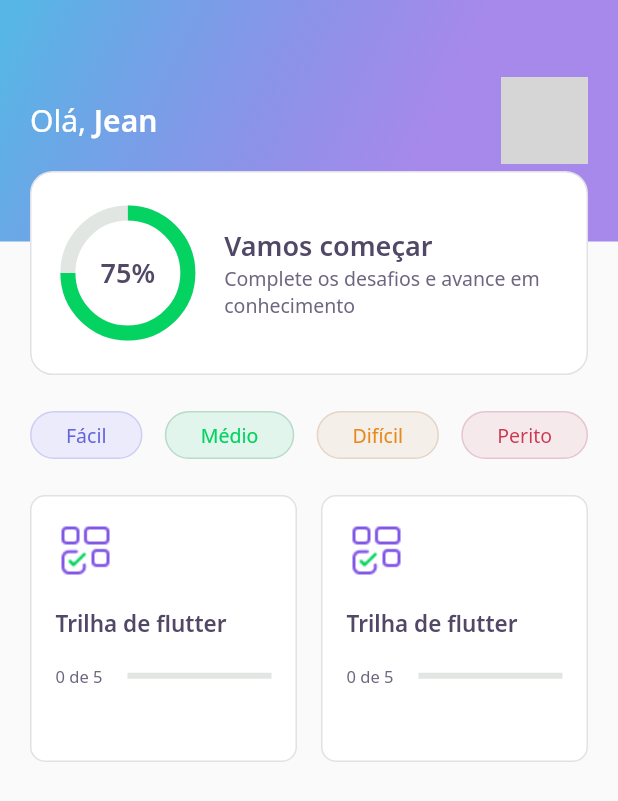
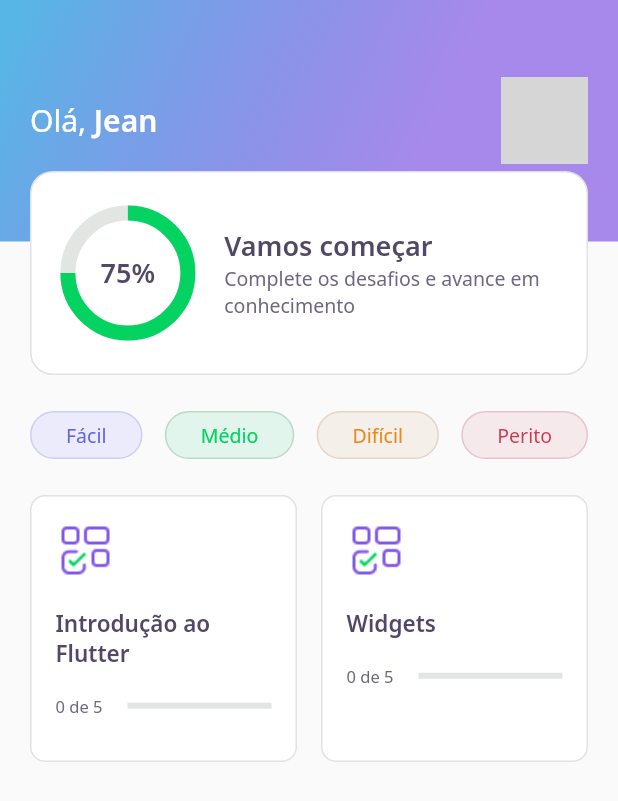
Before and after one commit to JeanBauch/devquiz-flutter, a Flutter app: the screen it shows after launch, on a phone screen of 412 x 824 dp. Shown: the top 801 px of the screen. Run offline on Flutter 3.47's test engine with Material 2 defaults, Android fonts, the phone set to English and light mode, and no system bars; our stand-ins replace google_fonts, share_plus; accounts and stored records are empty; network calls fail; grey boxes are pictures that could not be loaded.

Commit message:
ajustes padding questions

```diff
--- a/database/quizzes.json
+++ b/database/quizzes.json
@@ -29,7 +29,7 @@
           { "title": "main() é função provenientes do JavaScript, portanto não é reconhecida pelo Flutter. Enquanto a runApp() é responsável por gerar a árvore de widgets. " },
           { "title": "As duas funções exercem a mesma função e não possui diferenças entre elas. " },
           { "title": "runApp() é a função principal que tem sua chamativa a função main(), responsável por gerar o widget raiz." },
-          { "title": "main() é a função provenientes de linguagens semelhantes a Java , então é onde todos os programas começam, sem ela, você não pode escrever nenhum programa no Flutter, mesmo sem interface do usuário. Enquanto runApp() é a função que deve retornar o Widget que seria anexado à tela como raiz da Árvore de Widgets que será renderizada.", "isRight": true}
+          { "title": "main() é a função provenientes de linguagens semelhantes a Java, sem ela, você não pode escrever nenhum programa no Flutter. Enquanto runApp() é a função que deve retornar o Widget que seria anexado à tela como raiz da Árvore de Widgets que será renderizada.", "isRight": true}
         ]
       },
       {
--- a/lib/challenge/widget/quiz/quiz_widget.dart
+++ b/lib/challenge/widget/quiz/quiz_widget.dart
@@ -24,7 +24,10 @@ class _QuizWidgetState extends State<QuizWidget> {
       child: Column(
         children: [
           SizedBox(height: 64,),
-          Text(widget.question.title, style: AppTextStyles.heading,),
+          Padding(
+            padding: const EdgeInsets.only(left: 20.0),
+            child: Text(widget.question.title, style: AppTextStyles.heading,),
+          ),
           SizedBox(height: 24,),
 
           for(var i = 0; i < widget.question.awnsers.length; i++)
--- a/lib/home/home_page.dart
+++ b/lib/home/home_page.dart
@@ -57,7 +57,7 @@ class _HomePageState extends State<HomePage> {
                 crossAxisCount: 2,
                 children: controller.quizzes!
                     .map((e) => QuizCardWidget(
-                        title: "Trilha de flutter",
+                        title: e.title,
                         percent: e.questionAnswered/e.questions.length,
                         completed: "${e.questionAnswered} de ${e.questions.length}",
                         onTap: () { Navigator.push(context, MaterialPageRoute(builder: (context) => ChallengePage(questions: e.questions, title: e.title,))); },
```
